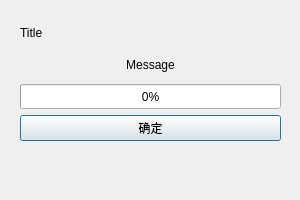
First picture: the form in res/ui/progressbar_dialog.ui, repository purejiang/BlankTool, before the edit.
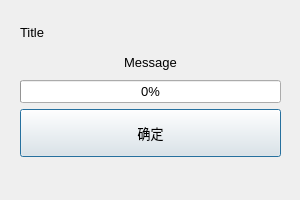
Second picture: the form after the edit.

The edit to the form file:
```diff
--- a/res/ui/progressbar_dialog.ui
+++ b/res/ui/progressbar_dialog.ui
@@ -22,7 +22,7 @@
      <height>201</height>
     </rect>
    </property>
-   <layout class="QVBoxLayout" name="verticalLayout" stretch="1,1,1,1,0">
+   <layout class="QVBoxLayout" name="verticalLayout" stretch="1,1,1,2,1">
     <property name="leftMargin">
      <number>20</number>
     </property>
@@ -37,6 +37,11 @@
     </property>
     <item>
      <widget class="QLabel" name="progressbar_title_label">
+      <property name="font">
+       <font>
+        <pointsize>10</pointsize>
+       </font>
+      </property>
       <property name="text">
        <string>Title</string>
       </property>
@@ -47,6 +52,11 @@
     </item>
     <item>
      <widget class="QLabel" name="progressbar_message_label">
+      <property name="font">
+       <font>
+        <pointsize>10</pointsize>
+       </font>
+      </property>
       <property name="text">
        <string>Message</string>
       </property>
@@ -63,6 +73,11 @@
         <verstretch>0</verstretch>
        </sizepolicy>
       </property>
+      <property name="font">
+       <font>
+        <pointsize>10</pointsize>
+       </font>
+      </property>
       <property name="value">
        <number>0</number>
       </property>
@@ -82,6 +97,11 @@
         <verstretch>0</verstretch>
        </sizepolicy>
       </property>
+      <property name="font">
+       <font>
+        <pointsize>10</pointsize>
+       </font>
+      </property>
       <property name="text">
        <string>确定</string>
       </property>
```
